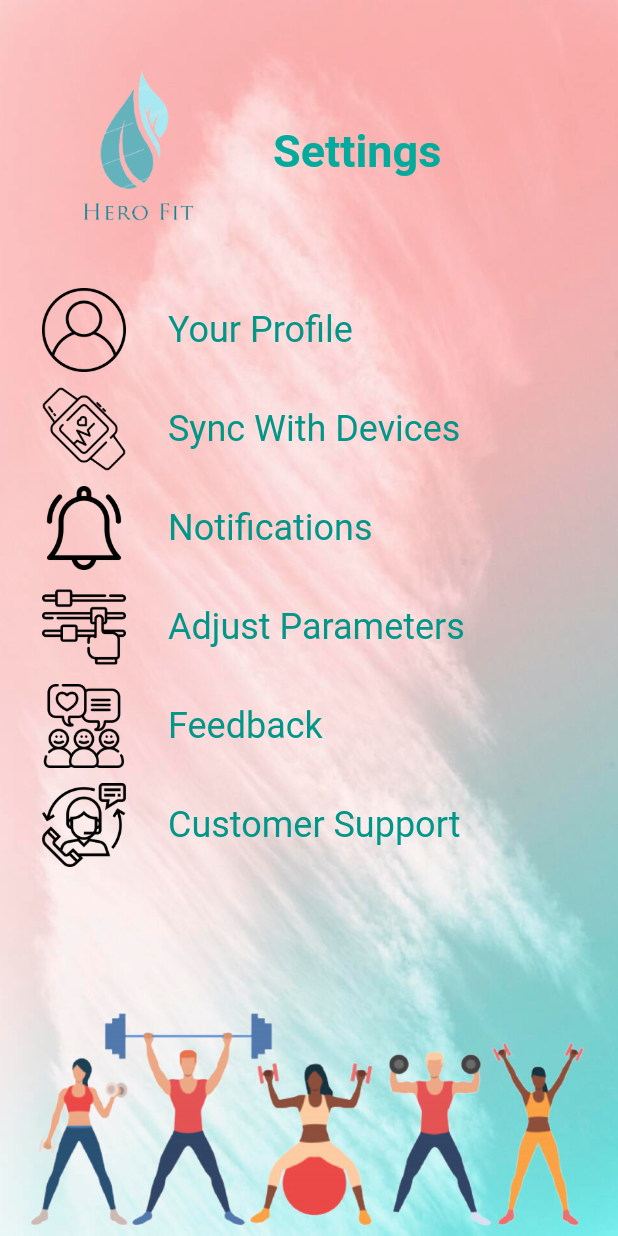
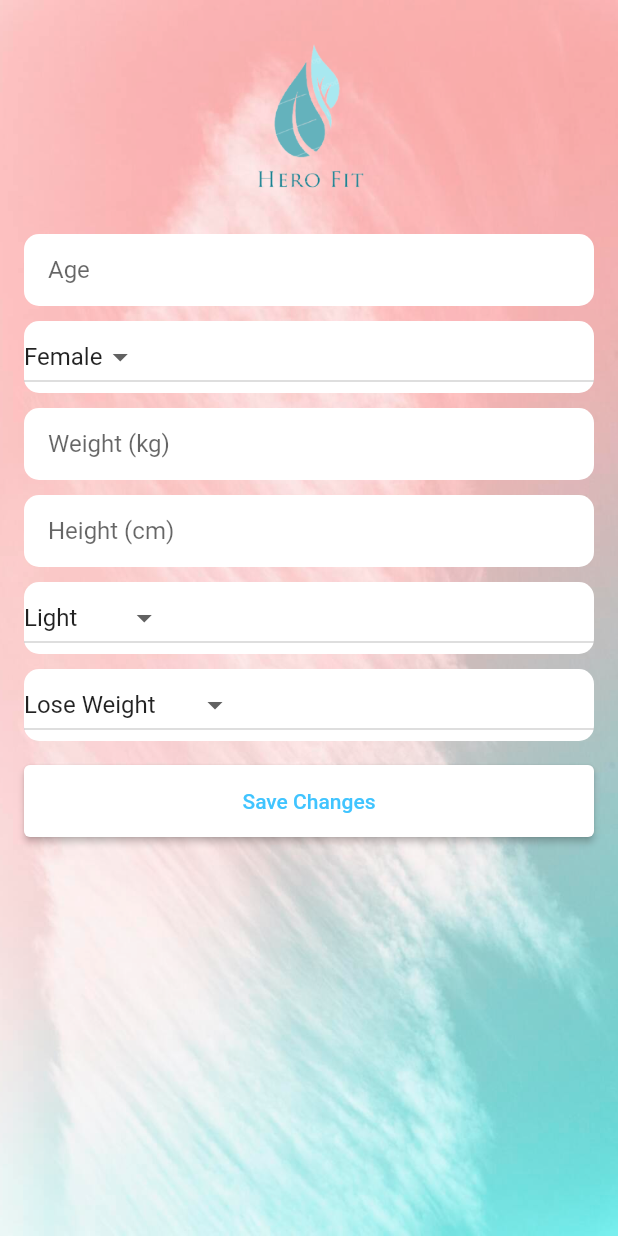
Before and after one commit to snezana-a/hero-fit, a Flutter app: the SettingsScreen screen opened by its route, after a tap on "Adjust Parameters", on a phone screen of 412 x 824 dp. Run offline on Flutter 3.47's test engine with Material 2 defaults, Android fonts, the light colour scheme and no system bars; our stand-ins replace cloud_firestore, firebase_auth, firebase_core, image_picker; accounts and stored records are empty.

Commit message:
Add edit parameters and profile picture

```diff
--- a/lib/main.dart
+++ b/lib/main.dart
@@ -1,5 +1,6 @@
 import 'package:flutter/material.dart';
 import 'package:firebase_core/firebase_core.dart';
+import 'package:hero_fit/screens/edit_parameters_screen.dart';
 import 'package:hero_fit/screens/home_screen.dart';
 import 'package:hero_fit/screens/login_screen.dart';
 import 'package:hero_fit/screens/nutrition_info_screen.dart';
@@ -38,7 +39,8 @@
         'progress_screen': (context) => const ProgressScreen(),
         'recipes_screen': (context) => RecipesScreen(),
         'my_profile_screen': (context) => const MyProfileScreen(),
-        'nutrition_info_screen': (context) => const NutritionInfoScreen()
+        'nutrition_info_screen': (context) => const NutritionInfoScreen(),
+        'edit_parameters_screen': (context) => const EditParametersScreen()
       },
     );
   }
--- /dev/null
+++ b/lib/screens/edit_parameters_screen.dart
@@ -0,0 +1,202 @@
+import 'package:cloud_firestore/cloud_firestore.dart';
+import 'package:firebase_auth/firebase_auth.dart';
+import 'package:flutter/material.dart';
+import 'package:hero_fit/screens/my_profile_screen.dart';
+
+class EditParametersScreen extends StatefulWidget {
+  const EditParametersScreen({Key? key}) : super(key: key);
+
+  @override
+  _EditParametersScreenState createState() => _EditParametersScreenState();
+}
+
+class _EditParametersScreenState extends State<EditParametersScreen> {
+  String selectedActivityLevel = 'Light';
+  String selectedGoal = 'Lose Weight';
+  String selectedGender = 'Female';
+  final TextEditingController _ageController = TextEditingController();
+  final TextEditingController _weightController = TextEditingController();
+  final TextEditingController _heightController = TextEditingController();
+
+  @override
+  void initState() {
+    super.initState();
+    _loadUserData();
+  }
+
+  Future<void> _loadUserData() async {
+    final user = FirebaseAuth.instance.currentUser;
+    if (user != null) {
+      try {
+        final userData = await FirebaseFirestore.instance
+            .collection('users')
+            .doc(user.uid)
+            .get();
+        final userParams = userData.data() as Map<String, dynamic>;
+
+        setState(() {
+          _ageController.text = userParams['age'] ?? '';
+          selectedGender = userParams['gender'] ?? '';
+          _weightController.text = userParams['weight'] ?? '';
+          _heightController.text = userParams['height'] ?? '';
+          selectedActivityLevel = userParams['activityLevel'] ?? '';
+          selectedGoal = userParams['goal'] ?? '';
+        });
+      } catch (e) {
+        print('Error loading user data: $e');
+      }
+    }
+  }
+
+  void _saveChanges() async {
+    final user = FirebaseAuth.instance.currentUser;
+    if (user != null) {
+      await FirebaseFirestore.instance
+          .collection('users')
+          .doc(user.uid)
+          .update({
+        'age': _ageController.text,
+        'gender': selectedGender,
+        'weight': _weightController.text,
+        'height': _heightController.text,
+        'activityLevel': selectedActivityLevel,
+        'goal': selectedGoal,
+      });
+
+      Navigator.pop(context); // Return to the MyProfileScreen
+    }
+  }
+
+  @override
+  Widget build(BuildContext context) {
+    return Scaffold(
+        body: Stack(
+      children: <Widget>[
+        Image.asset(
+          'assets/background_1.jpg',
+          fit: BoxFit.cover,
+          width: double.infinity,
+          height: double.infinity,
+        ),
+        Padding(
+          padding: const EdgeInsets.all(16.0),
+          child: ListView(
+            children: <Widget>[
+              Image.asset(
+                'assets/logo.png',
+                width: 130,
+                height: 130,
+              ),
+              const SizedBox(
+                height: 10.0,
+              ),
+              _buildCustomTextField('Age', _ageController),
+              const SizedBox(
+                height: 10.0,
+              ),
+              _buildCustomDropdownButton(selectedGender, ['Female', 'Male'],
+                  'Gender', _handleGenderChange),
+              const SizedBox(
+                height: 10.0,
+              ),
+              _buildCustomTextField('Weight (kg)', _weightController),
+              const SizedBox(
+                height: 10.0,
+              ),
+              _buildCustomTextField('Height (cm)', _heightController),
+              const SizedBox(height: 10.0),
+              _buildCustomDropdownButton(
+                  selectedActivityLevel,
+                  ['Light', 'Moderate', 'Intensive'],
+                  'Activity Level',
+                  _handleActivityLevelChange),
+              const SizedBox(
+                height: 10.0,
+              ),
+              _buildCustomDropdownButton(
+                  selectedGoal,
+                  ['Gain Weight', 'Lose Weight', 'Maintain Weight'],
+                  'Goal',
+                  _handleGoalChange),
+              const SizedBox(height: 16.0),
+              ElevatedButton(
+                onPressed: _saveChanges,
+                style: ElevatedButton.styleFrom(
+                    foregroundColor: Colors.lightBlueAccent,
+                    backgroundColor: Colors.white,
+                    padding: const EdgeInsets.symmetric(vertical: 16.0)),
+                child: const Text('Save Changes'),
+              ),
+            ],
+          ),
+        )
+      ],
+    ));
+  }
+
+  Widget _buildCustomTextField(
+      String labelText, TextEditingController controller) {
+    return Container(
+      decoration: BoxDecoration(
+        color: Colors.white,
+        borderRadius: BorderRadius.circular(10.0),
+      ),
+      child: TextFormField(
+        controller: controller,
+        decoration: InputDecoration(
+          labelText: labelText,
+          border: InputBorder.none,
+          contentPadding: const EdgeInsets.symmetric(horizontal: 16.0),
+        ),
+      ),
+    );
+  }
+
+  void _handleActivityLevelChange(String? newValue) {
+    if (newValue != null) {
+      setState(() {
+        selectedActivityLevel = newValue;
+      });
+    }
+  }
+
+  void _handleGoalChange(String? newValue) {
+    if (newValue != null) {
+      setState(() {
+        selectedGoal = newValue;
+      });
+    }
+  }
+
+  void _handleGenderChange(String? newValue) {
+    if (newValue != null) {
+      setState(() {
+        selectedGender = newValue;
+      });
+    }
+  }
+
+  Widget _buildCustomDropdownButton(
+    String selectedValue,
+    List<String> items,
+    String labelText,
+    Function(String?)? onChanged,
+  ) {
+    return Container(
+      decoration: BoxDecoration(
+        color: Colors.white,
+        borderRadius: BorderRadius.circular(10.0),
+      ),
+      child: DropdownButton<String>(
+        value: selectedValue,
+        onChanged: onChanged,
+        items: items.map((String item) {
+          return DropdownMenuItem<String>(
+            value: item,
+            child: Text(item),
+          );
+        }).toList(),
+      ),
+    );
+  }
+}
--- a/lib/screens/settings_screen.dart
+++ b/lib/screens/settings_screen.dart
@@ -69,8 +69,9 @@
                     CustomListItemBuilder()
                         .setText('Adjust Parameters')
                         .setImagePath('assets/slider.png')
-                        .setOnPressed(() {})
-                        .build(),
+                        .setOnPressed(() {
+                      Navigator.pushNamed(context, 'edit_parameters_screen');
+                    }).build(),
                     const SizedBox(height: 10.0),
                     CustomListItemBuilder()
                         .setText('Feedback')
```
Also changed, not shown: lib/screens/my_profile_screen.dart (+7 -16 lines), lib/screens/parameters_screen.dart (+40 -24 lines).
